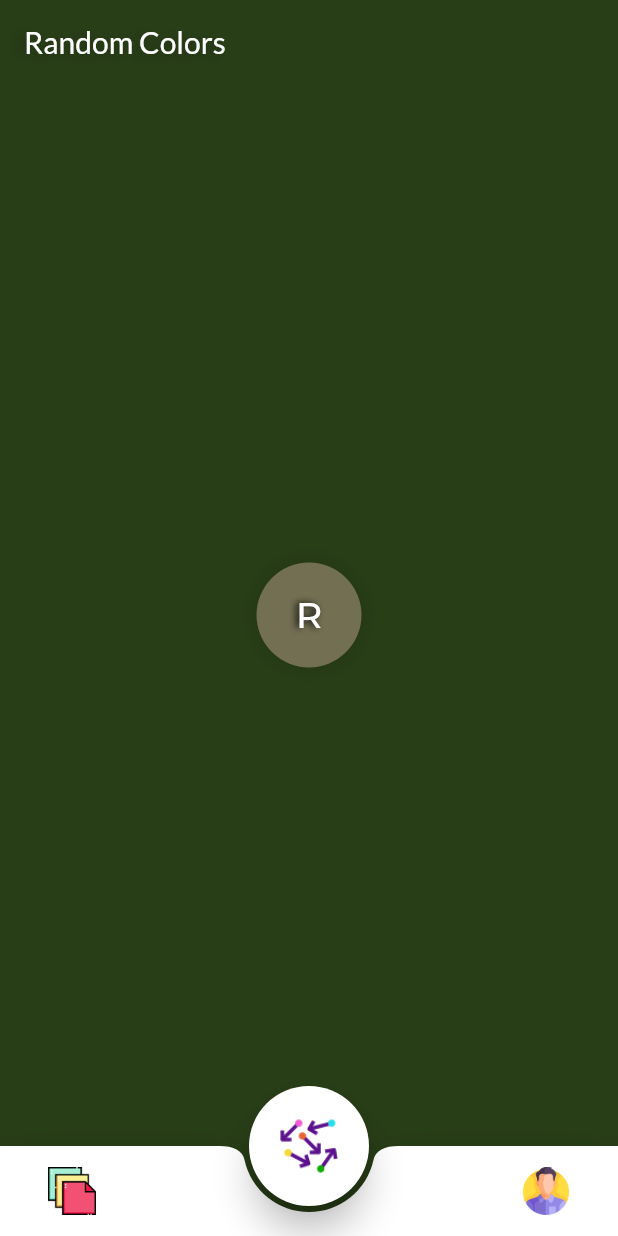
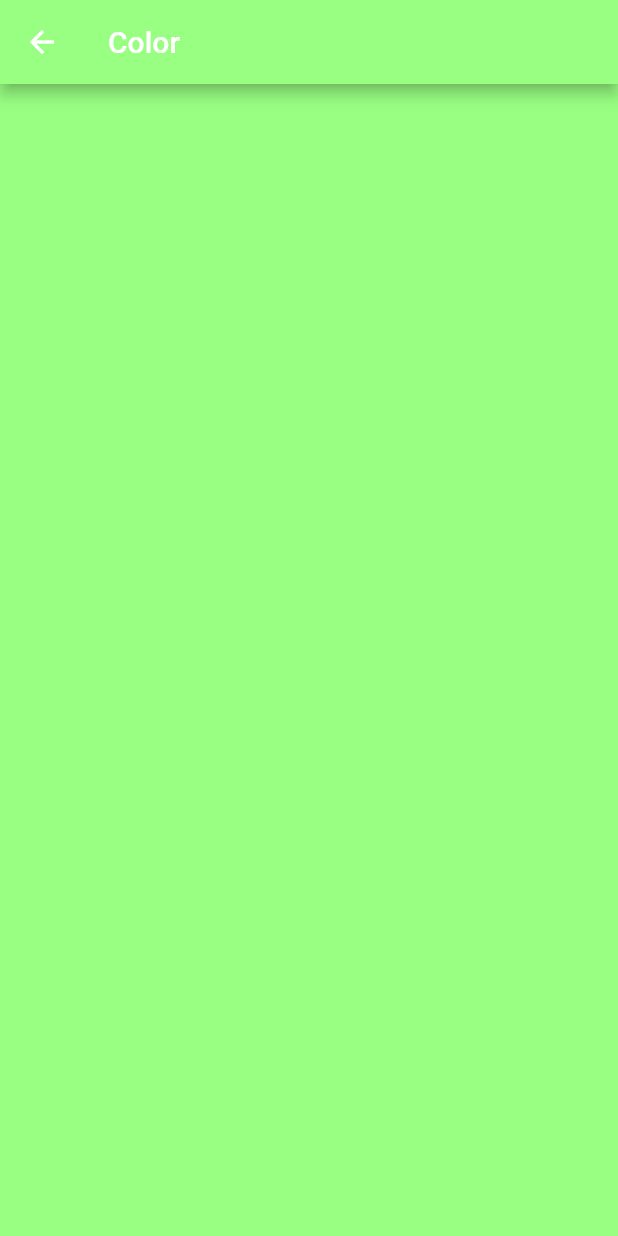
Before and after one commit to xmanelsantos/random_colors, a Flutter app: the screen it shows after launch, after a tap on an icon or button, on a phone screen of 412 x 824 dp. Run offline on Flutter 3.47's test engine with Material 2 defaults, Android fonts, the phone set to English and light mode, and no system bars; our stand-ins replace google_fonts.

Commit message:
details page with random color

```diff
--- a/lib/main.dart
+++ b/lib/main.dart
@@ -1,6 +1,7 @@
 import 'package:flutter/material.dart';
 import 'package:provider/provider.dart';
 import 'package:random_colors/controller/random_controller.dart';
+import 'package:random_colors/screens/details/details_screen.dart';
 
 import 'package:random_colors/screens/home/home_screen.dart';
 
@@ -11,15 +12,20 @@ void main() {
 class MyApp extends StatelessWidget {
   @override
   Widget build(BuildContext context) {
-    return MaterialApp(
-      debugShowCheckedModeBanner: false,
-      title: 'Random Colors',
-      theme: ThemeData(
-        scaffoldBackgroundColor: Colors.black,
-      ),
-      home: ChangeNotifierProvider(
-        create: (context) => RandomController(),
-        child: HomeScreen(),
+    return MultiProvider(
+      providers: [
+        ChangeNotifierProvider(
+          create: (context) => RandomController(),
+        ),
+      ],
+      child: MaterialApp(
+        debugShowCheckedModeBanner: false,
+        title: 'Random Colors',
+        theme: ThemeData(),
+        home: HomeScreen(),
+        routes: <String, WidgetBuilder>{
+          '/details': (BuildContext context) => DetailsScreen(),
+        },
       ),
     );
   }
--- /dev/null
+++ b/lib/screens/details/details_screen.dart
@@ -0,0 +1,23 @@
+import 'package:flutter/material.dart';
+import 'package:provider/provider.dart';
+import 'package:random_colors/controller/random_controller.dart';
+
+class DetailsScreen extends StatelessWidget {
+  @override
+  Widget build(BuildContext context) {
+    Color color = Provider.of<RandomController>(context).kColor;
+    return Scaffold(
+      appBar: AppBar(
+        title: Text('Color'),
+        backgroundColor: color,
+      ),
+      body: Consumer<RandomController>(
+        builder: (context, value, child) {
+          return Container(
+            color: color,
+          );
+        },
+      ),
+    );
+  }
+}
--- a/lib/screens/home/home_screen.dart
+++ b/lib/screens/home/home_screen.dart
@@ -46,8 +46,7 @@ class _HomeScreenState extends State<HomeScreen> {
           return Center(
             child: RandomButton(
               onpress: () {
-                Provider.of<RandomController>(context, listen: false)
-                    .randomColor();
+                Navigator.of(context).pushNamed('/details');
               },
             ),
           );
```
